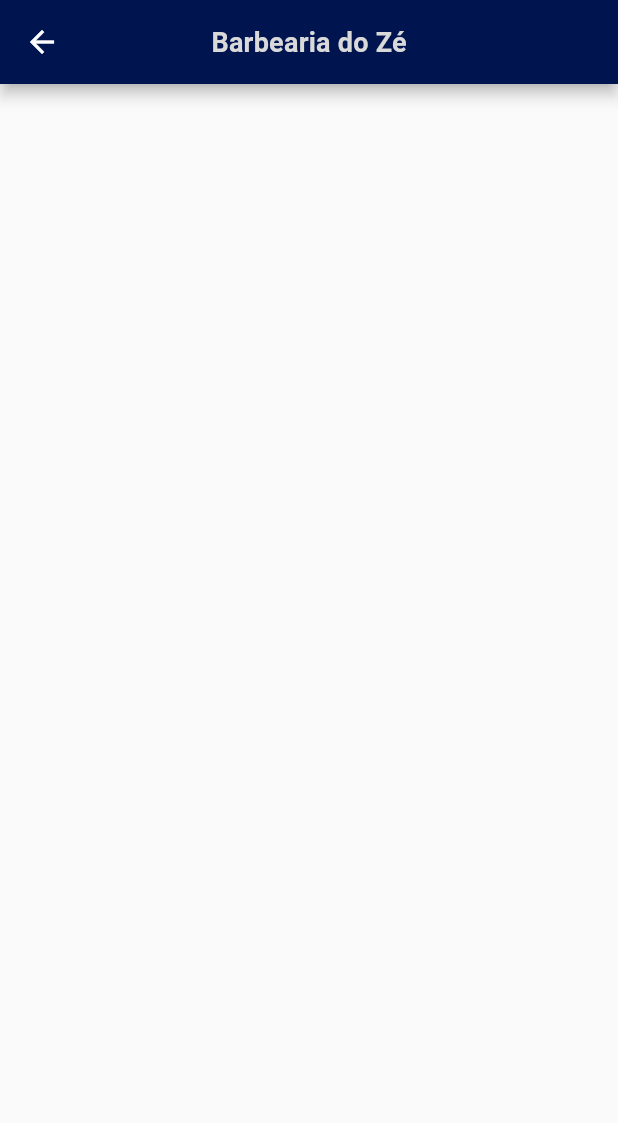
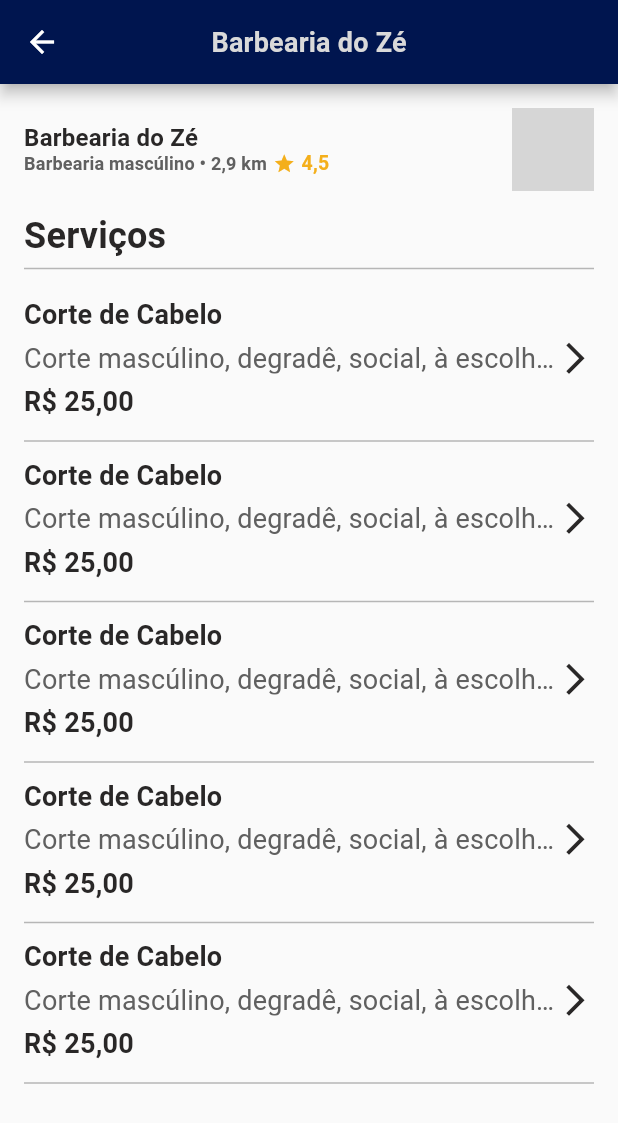
Before and after one commit to Bilson15/Wapper, a Flutter app: the InfoParceiro screen opened by its route, on a phone screen of 412 x 824 dp. Shown: the top 1123 px of the screen. Run offline on Flutter 3.47's test engine with Material 2 defaults, Android fonts, the phone set to English and light mode, and no system bars; our stand-ins replace dropdown_search, flutter_rating_bar, get, lottie, mask_text_input_formatter; network calls fail; statements that could not run were skipped; grey boxes are pictures that could not be loaded.

Commit message:
tela de info seller + inicio tela de service seller

```diff
--- a/lib/app/routes/app_routes.dart
+++ b/lib/app/routes/app_routes.dart
@@ -10,6 +10,7 @@ import 'package:wapper/app/ui/loading/view/loading_view.dart';
 import 'package:wapper/app/ui/login_page/view/login.dart';
 import 'package:wapper/app/ui/root/view/root.dart';
 import 'package:wapper/app/ui/search_page.dart/view/search_page.dart';
+import 'package:wapper/app/ui/service_parceiro/view/service_parceiro.dart';
 import 'package:wapper/app/ui/splash_screen/view/splash_screen.dart';
 
 class AppRoutes {
@@ -64,5 +65,9 @@ class AppRoutes {
       name: '/info-parceiro',
       page: () => InfoParceiro(),
     ),
+    GetPage(
+      name: '/servico-parceiro',
+      page: () => ServicoParceiro(),
+    )
   ];
 }
--- a/lib/app/ui/components/card_client_component.dart
+++ b/lib/app/ui/components/card_client_component.dart
@@ -27,8 +27,8 @@ class CardClientComponent extends StatelessWidget {
                     shape: BoxShape.circle,
                     image: DecorationImage(
                       fit: BoxFit.fill,
-                      image:
-                          NetworkImage("https://img.freepik.com/vetores-gratis/logotipo-do-polo-de-barbeiro_1415-673.jpg?w=2000"),
+                      image: NetworkImage(
+                          "https://img.elo7.com.br/product/zoom/2E9706C/logotipo-personalizada-barbearia-arte-digital-tesoura.jpg"),
                     ),
                   ),
                 ),
--- /dev/null
+++ b/lib/app/ui/components/card_service_seller.dart
@@ -0,0 +1,77 @@
+import 'package:flutter/cupertino.dart';
+import 'package:flutter/material.dart';
+import 'package:flutter/src/foundation/key.dart';
+import 'package:flutter/src/widgets/framework.dart';
+import 'package:get/get.dart';
+import 'package:wapper/app/ui/components/text_component.dart';
+import 'package:wapper/app/ui/theme/styles.dart';
+
+class CardServiceSeller extends StatelessWidget {
+  const CardServiceSeller({Key? key}) : super(key: key);
+
+  @override
+  Widget build(BuildContext context) {
+    return Column(
+      children: [
+        Row(
+          mainAxisAlignment: MainAxisAlignment.spaceBetween,
+          children: [
+            Expanded(
+              child: Column(
+                crossAxisAlignment: CrossAxisAlignment.start,
+                children: [
+                  Padding(
+                    padding: EdgeInsets.symmetric(vertical: 4),
+                    child: TextComponent(
+                      'Corte de Cabelo',
+                      color: fontColor,
+                      fontWeight: FontWeight.w600,
+                    ),
+                  ),
+                  SizedBox(
+                    width: Get.width * 0.90,
+                    child: Padding(
+                      padding: EdgeInsets.symmetric(vertical: 4),
+                      child: TextComponent(
+                        'Corte mascúlino, degradê, social, à escolhaaa',
+                        color: cinzaPadrao,
+                        textOverflow: TextOverflow.ellipsis,
+                      ),
+                    ),
+                  ),
+                  Padding(
+                    padding: EdgeInsets.symmetric(vertical: 4),
+                    child: TextComponent(
+                      'R\$ 25,00',
+                      color: fontColor,
+                      fontWeight: FontWeight.w600,
+                    ),
+                  ),
+                ],
+              ),
+            ),
+            Expanded(
+              flex: 0,
+              child: Column(
+                children: [
+                  Icon(
+                    size: 25,
+                    Icons.arrow_forward_ios_outlined,
+                    color: fontColor,
+                  )
+                ],
+              ),
+            )
+          ],
+        ),
+        const SizedBox(
+          height: 4,
+        ),
+        Divider(
+          thickness: 1,
+          color: lineColor,
+        )
+      ],
+    );
+  }
+}
--- a/lib/app/ui/feedback_service/view/feedback_page.dart
+++ b/lib/app/ui/feedback_service/view/feedback_page.dart
@@ -82,7 +82,7 @@ class FeedBackPage extends StatelessWidget {
                           image: DecorationImage(
                             fit: BoxFit.fill,
                             image: NetworkImage(
-                                "https://img.freepik.com/vetores-gratis/logotipo-do-polo-de-barbeiro_1415-673.jpg?w=2000"),
+                                "https://img.elo7.com.br/product/zoom/2E9706C/logotipo-personalizada-barbearia-arte-digital-tesoura.jpg"),
                           ),
                         ),
                       ),
--- a/lib/app/ui/home_page/view/home_page.dart
+++ b/lib/app/ui/home_page/view/home_page.dart
@@ -73,7 +73,7 @@ class HomePage extends StatelessWidget {
                                   image: DecorationImage(
                                       fit: BoxFit.fill,
                                       image: NetworkImage(
-                                          "https://img.freepik.com/vetores-gratis/logotipo-do-polo-de-barbeiro_1415-673.jpg?w=2000"))),
+                                          "https://img.elo7.com.br/product/zoom/2E9706C/logotipo-personalizada-barbearia-arte-digital-tesoura.jpg"))),
                             ),
                             Flexible(
                               child: TextComponent(
--- a/lib/app/ui/info_parceiro/view/info_parceiro.dart
+++ b/lib/app/ui/info_parceiro/view/info_parceiro.dart
@@ -1,8 +1,11 @@
 import 'package:flutter/material.dart';
 import 'package:flutter/src/foundation/key.dart';
 import 'package:flutter/src/widgets/framework.dart';
+import 'package:get/get.dart';
 import 'package:wapper/app/ui/components/app_bar_component.dart';
+import 'package:wapper/app/ui/components/card_service_seller.dart';
 import 'package:wapper/app/ui/components/text_component.dart';
+import 'package:wapper/app/ui/theme/styles.dart';
 
 class InfoParceiro extends StatelessWidget {
   const InfoParceiro({Key? key}) : super(key: key);
@@ -16,7 +19,116 @@ class InfoParceiro extends StatelessWidget {
           fontWeight: FontWeight.w600,
         ),
       ),
-      body: Container(),
+      body: SingleChildScrollView(
+        physics: ScrollPhysics(),
+        child: Padding(
+          padding: const EdgeInsets.all(16),
+          child: Column(
+            children: [
+              Row(
+                mainAxisAlignment: MainAxisAlignment.spaceBetween,
+                children: [
+                  Column(
+                    crossAxisAlignment: CrossAxisAlignment.start,
+                    children: [
+                      TextComponent(
+                        'Barbearia do Zé',
+                        color: fontColor,
+                        fontSize: 16,
+                        fontWeight: FontWeight.bold,
+                        textAlign: TextAlign.center,
+                      ),
+                      Row(
+                        children: [
+                          Container(
+                            child: TextComponent(
+                              'Barbearia mascúlino • 2,9 km',
+                              color: cinzaPadrao,
+                              textOverflow: TextOverflow.ellipsis,
+                              fontWeight: FontWeight.bold,
+                              fontSize: 12,
+                            ),
+                          ),
+                          const SizedBox(
+                            width: 4,
+                          ),
+                          Icon(
+                            size: 15,
+                            Icons.star,
+                            color: amareloPadrao,
+                          ),
+                          const SizedBox(
+                            width: 4,
+                          ),
+                          TextComponent(
+                            '4,5',
+                            color: amareloPadrao,
+                            fontSize: 13,
+                            fontWeight: FontWeight.bold,
+                          ),
+                        ],
+                      )
+                    ],
+                  ),
+                  Container(
+                    width: 55,
+                    height: 55,
+                    decoration: const BoxDecoration(
+                      shape: BoxShape.circle,
+                      image: DecorationImage(
+                        fit: BoxFit.fill,
+                        image: NetworkImage(
+                            "https://img.elo7.com.br/product/zoom/2E9706C/logotipo-personalizada-barbearia-arte-digital-tesoura.jpg"),
+                      ),
+                    ),
+                  ),
+                ],
+              ),
+              Column(
+                children: [
+                  const SizedBox(
+                    height: 16,
+                  ),
+                  Row(
+                    mainAxisAlignment: MainAxisAlignment.start,
+                    children: [
+                      TextComponent(
+                        'Serviços',
+                        fontSize: 24,
+                        color: fontColor,
+                        fontWeight: FontWeight.bold,
+                      ),
+                    ],
+                  ),
+                  Divider(
+                    thickness: 1,
+                    color: lineColor,
+                  ),
+                  const SizedBox(
+                    height: 8,
+                  ),
+                ],
+              ),
+              Column(
+                children: [
+                  ListView.builder(
+                      physics: NeverScrollableScrollPhysics(),
+                      shrinkWrap: true,
+                      itemCount: 5,
+                      itemBuilder: (context, index) {
+                        return GestureDetector(
+                          onTap: () {
+                            Get.toNamed('/servico-parceiro');
+                          },
+                          child: CardServiceSeller(),
+                        );
+                      })
+                ],
+              ),
+            ],
+          ),
+        ),
+      ),
     );
   }
 }
--- a/lib/app/ui/info_pedido/view/info_pedido.dart
+++ b/lib/app/ui/info_pedido/view/info_pedido.dart
@@ -33,7 +33,7 @@ class InfoPedido extends StatelessWidget {
                       image: DecorationImage(
                         fit: BoxFit.fill,
                         image: NetworkImage(
-                            "https://img.freepik.com/vetores-gratis/logotipo-do-polo-de-barbeiro_1415-673.jpg?w=2000"),
+                            "https://img.elo7.com.br/product/zoom/2E9706C/logotipo-personalizada-barbearia-arte-digital-tesoura.jpg"),
                       ),
                     ),
                   ),
--- a/lib/app/ui/pedidos/view/historico_pedidos.dart
+++ b/lib/app/ui/pedidos/view/historico_pedidos.dart
@@ -100,7 +100,7 @@ class _HistoricoPedidosState extends State<HistoricoPedidos> {
                                               image: DecorationImage(
                                                 fit: BoxFit.fill,
                                                 image: NetworkImage(
-                                                    "https://img.freepik.com/vetores-gratis/logotipo-do-polo-de-barbeiro_1415-673.jpg?w=2000"),
+                                                    "https://img.elo7.com.br/product/zoom/2E9706C/logotipo-personalizada-barbearia-arte-digital-tesoura.jpg"),
                                               ),
                                             ),
                                           ),
--- /dev/null
+++ b/lib/app/ui/service_parceiro/view/service_parceiro.dart
@@ -0,0 +1,21 @@
+import 'package:flutter/material.dart';
+import 'package:flutter/src/foundation/key.dart';
+import 'package:flutter/src/widgets/framework.dart';
+import 'package:wapper/app/ui/components/app_bar_component.dart';
+import 'package:wapper/app/ui/components/text_component.dart';
+
+class ServicoParceiro extends StatelessWidget {
+  const ServicoParceiro({Key? key}) : super(key: key);
+
+  @override
+  Widget build(BuildContext context) {
+    return Scaffold(
+      appBar: AppBarComponent(
+        textComponent: const TextComponent(
+          'Serviço',
+          fontWeight: FontWeight.w600,
+        ),
+      ),
+    );
+  }
+}
```
